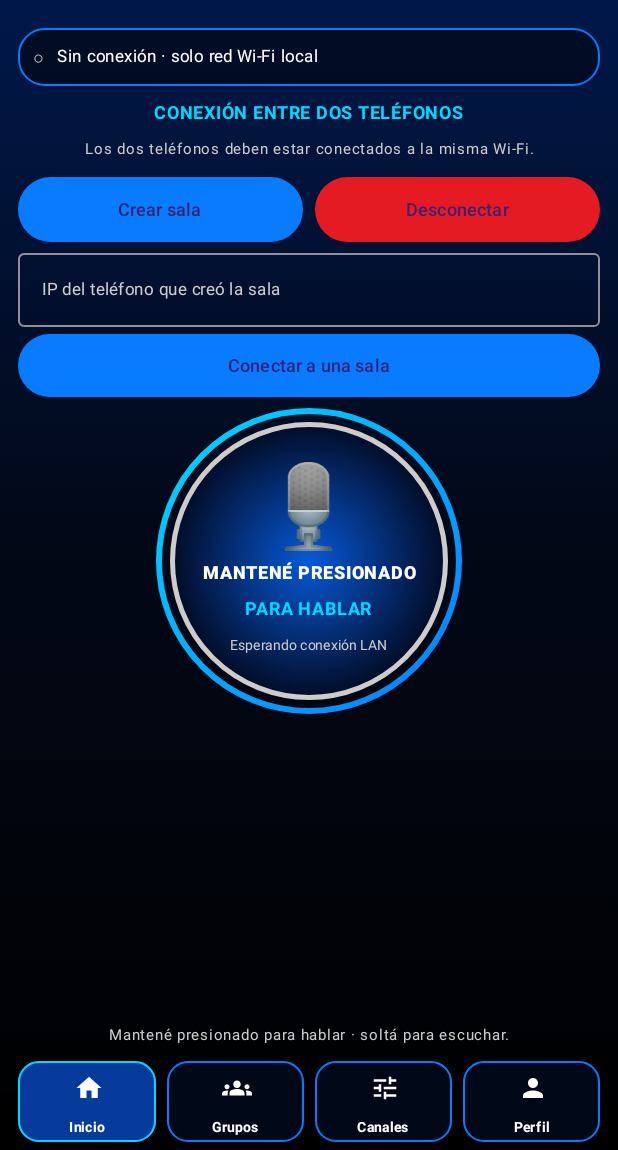
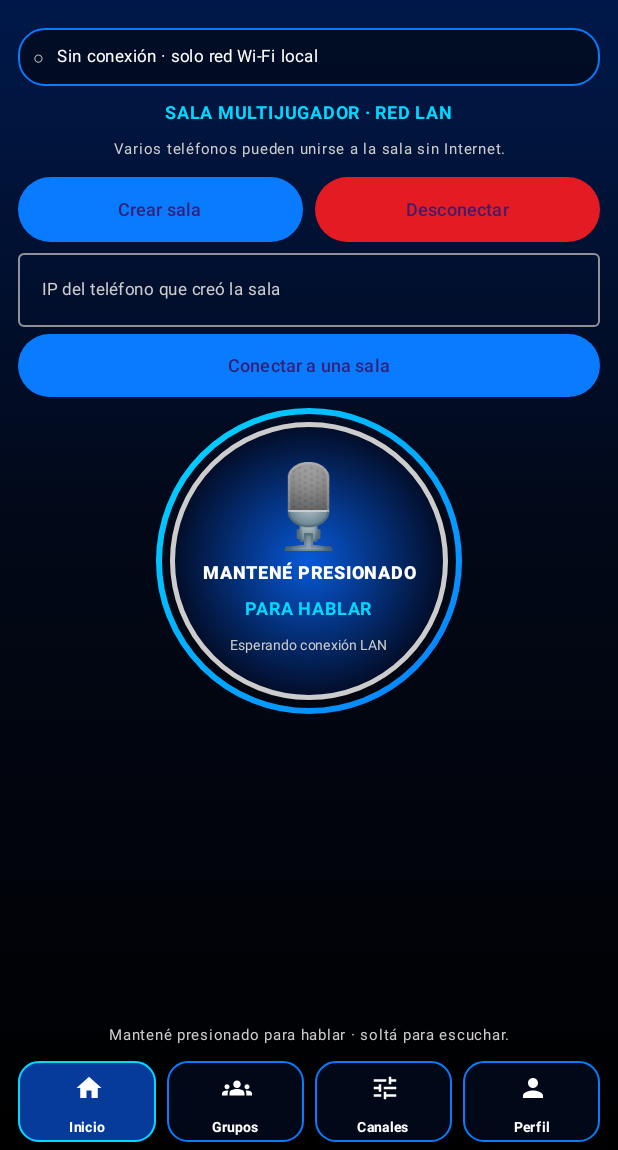
Before and after one commit to mimtrix2236-png/Nextel-App, an Android app built with Jetpack Compose: the screen it shows after launch (MainActivity), on a phone screen of 412 x 824 dp, the part 86-1236 px from its top. Run offline under Robolectric (Android 15) with nearby library versions, the phone set to English and light mode, and no system bars.

Commit message:
Update Nextel LAN screen for multi-phone rooms

```diff
--- a/app/src/main/java/com/nextelapp/MainActivity.kt
+++ b/app/src/main/java/com/nextelapp/MainActivity.kt
@@ -182,9 +182,9 @@ private fun NextelHome(serviceState: androidx.compose.runtime.State<PttForegroun
                 }
 
                 Spacer(Modifier.height(6.dp))
-                Text("CONEXIÓN ENTRE DOS TELÉFONOS", color = Cyan,
+                Text("SALA MULTIJUGADOR · RED LAN", color = Cyan,
                     fontWeight = FontWeight.Bold, fontSize = if (tiny) 11.sp else 12.sp)
-                if (!tiny) Text("Los dos teléfonos deben estar conectados a la misma Wi-Fi.",
+                if (!tiny) Text("Varios teléfonos pueden unirse a la sala sin Internet.",
                     color = Color.LightGray, fontSize = 10.sp, textAlign = TextAlign.Center)
 
                 Spacer(Modifier.height(6.dp))
```
